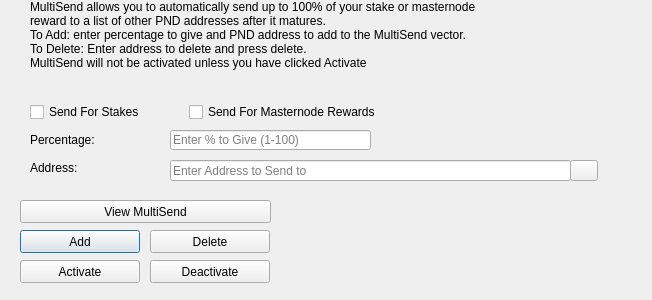
Before: the Qt Designer form src/qt/forms/multisenddialog.ui in cryptoghass/source-V1.2, drawn with Qt 5.
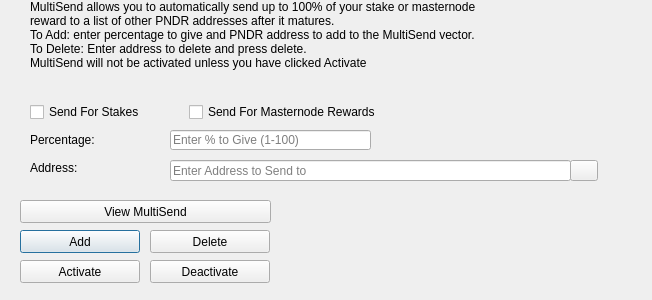
After: the same form once the commit is applied. Icons and pictures are not drawn.

```diff
--- a/src/qt/forms/multisenddialog.ui
+++ b/src/qt/forms/multisenddialog.ui
@@ -61,8 +61,8 @@
     <number>1</number>
    </property>
    <property name="text">
-    <string>MultiSend allows you to automatically send up to 100% of your stake or masternode reward to a list of other PND addresses after it matures.
-To Add: enter percentage to give and PND address to add to the MultiSend vector.
+    <string>MultiSend allows you to automatically send up to 100% of your stake or masternode reward to a list of other PNDR addresses after it matures.
+To Add: enter percentage to give and PNDR address to add to the MultiSend vector.
 To Delete: Enter address to delete and press delete.
 MultiSend will not be activated unless you have clicked Activate</string>
    </property>
```
